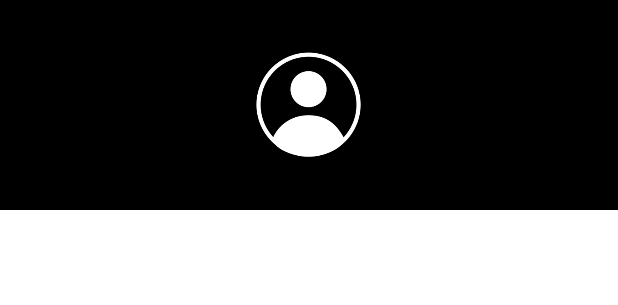
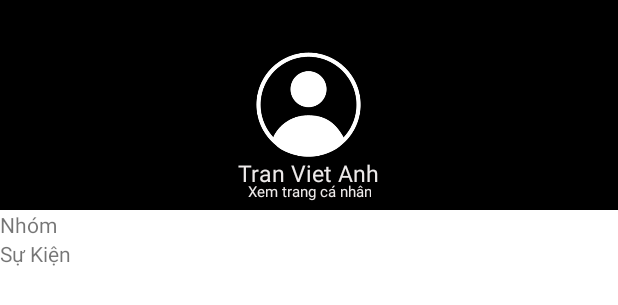
Before and after one commit to AnhTVc/AndroidClient, an Android app: the layout fragment_navigation_drawer.xml on its own in the app's theme, with its tools: preview values and no code run, on a phone screen of 412 x 824 dp. Shown: the top 305 px of the screen. Run offline under Robolectric (Android 15) with nearby library versions, the phone set to English and light mode, and no system bars.

Commit message:
AnhTVc commit date 21/6

```diff
--- a/app/build.gradle
+++ b/app/build.gradle
@@ -34,4 +34,5 @@ dependencies {
     compile fileTree(dir: 'libs', include: ['*.jar'])
     compile files('libs/org.apache.http.legacy.jar')
     compile 'com.squareup.picasso:picasso:2.5.2'
+    compile 'io.github.yavski:fab-speed-dial:1.0.4'
 }
--- a/app/src/main/java/info/androidhive/project/adapter/ElementAdapter.java
+++ b/app/src/main/java/info/androidhive/project/adapter/ElementAdapter.java
@@ -79,7 +79,11 @@ public class ElementAdapter extends ArrayAdapter<Element> {
         /****************Feedback*******************/
         Button bt_heart = (Button) convertView.findViewById(R.id.bt_heart);
         Button bt_heart_broken = (Button) convertView.findViewById(R.id.bt_heart_broken);
-        //Tag tag = element.getTag();
+        //Tag tag = element.getTag();]
+
+        bt_heart.setText(element.getPost().getCountTruePost());
+        bt_heart.setText(element.getPost().getCountFalsePost());
+
         bt_heart.setOnClickListener(new View.OnClickListener() {
             @Override
             public void onClick(View v) {
--- a/app/src/main/res/layout/fragment_navigation_drawer.xml
+++ b/app/src/main/res/layout/fragment_navigation_drawer.xml
@@ -2,8 +2,6 @@
     android:layout_width="match_parent"
     android:layout_height="match_parent"
     android:background="@android:color/white">
-
-
     <RelativeLayout
         android:id="@+id/nav_header_container"
         android:layout_width="match_parent"
@@ -16,10 +14,52 @@
             android:layout_height="70dp"
             android:src="@drawable/ic_profile"
             android:scaleType="fitCenter"
-            android:layout_centerInParent="true" />
+            android:id="@+id/imageView"
 
+            android:layout_centerVertical="true"
+            android:layout_centerHorizontal="true" />
+
+        <TextView
+            android:layout_width="wrap_content"
+            android:layout_height="wrap_content"
+            android:gravity="bottom|center"
+            android:text="Tran Viet Anh"
+            android:textSize="15dp"
+            android:textColor="@color/background"
+            android:layout_below="@+id/imageView"
+            android:layout_centerHorizontal="true"
+            android:id="@+id/textView" />
+
+        <TextView
+            android:layout_width="wrap_content"
+            android:layout_height="wrap_content"
+            android:gravity="bottom|center"
+            android:text="Xem trang cá nhân"
+            android:textSize="10dp"
+            android:textColor="@color/background"
+            android:layout_alignParentBottom="true"
+            android:paddingBottom="5dp"
+            android:layout_centerHorizontal="true" />
     </RelativeLayout>
 
+    <LinearLayout
+        android:layout_width="match_parent"
+        android:layout_height="match_parent"
+        android:orientation="vertical"
+        android:layout_below="@+id/nav_header_container"
+        android:layout_alignParentLeft="true"
+        android:layout_alignParentStart="true">
+
+        <TextView
+            android:layout_width="match_parent"
+            android:layout_height="wrap_content"
+            android:text="Nhóm" />
+
+        <TextView
+            android:layout_width="match_parent"
+            android:layout_height="wrap_content"
+            android:text="Sự Kiện" />
+    </LinearLayout>
 
     <android.support.v7.widget.RecyclerView
         android:id="@+id/drawerList"
--- a/app/src/main/res/menu/menu_main.xml
+++ b/app/src/main/res/menu/menu_main.xml
@@ -10,7 +10,6 @@
         android:icon="@drawable/ic_action_search"
         app:showAsAction="ifRoom"
         app:actionViewClass="android.support.v7.widget.SearchView" />
-
     <item
         android:id="@+id/action_settings"
         android:title="@string/action_settings"
```
Also changed, not shown: app/src/main/java/info/androidhive/project/activity/DetailPostActivity.java (+44 -1 lines), app/src/main/java/info/androidhive/project/activity/MainActivity.java (+17 -8 lines), app/src/main/res/layout/activity_main.xml (+24 -14 lines), app/src/main/res/menu/menufab.xml (added, +15 -0 lines), 1 other file.
